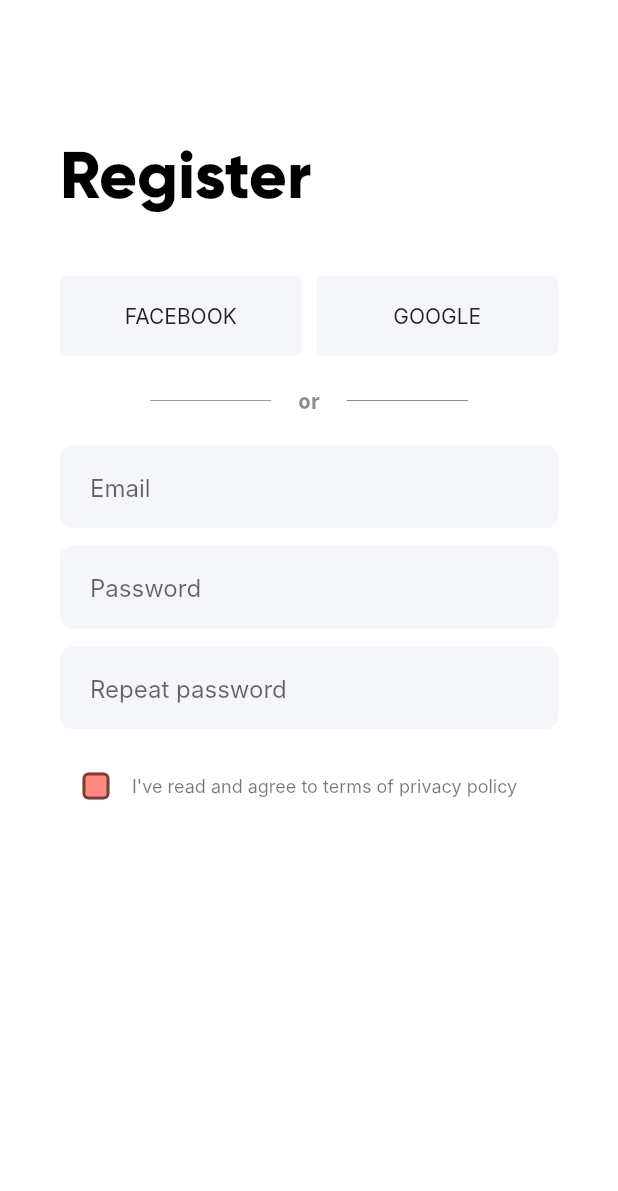
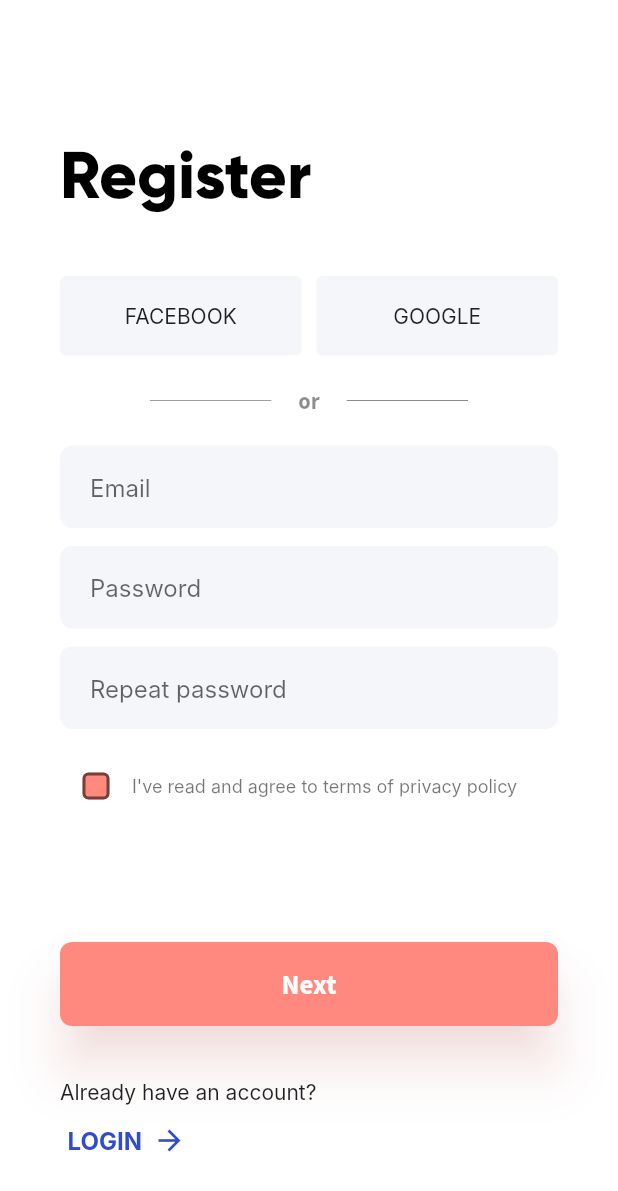
Before and after one commit to JakubWolak/dividely, a Flutter app: the screen it shows after launch, on a phone screen of 412 x 824 dp. Shown: the top 1191 px of the screen. Run offline on Flutter 3.47's test engine with Material 2 defaults, Android fonts, the phone set to English and light mode, and no system bars; our stand-ins replace bloc, flutter_bloc; generated files the repository leaves out were written again; Roboto replaces fonts that are missing (Inter).

Commit message:
finished register view

```diff
--- a/lib/auth/register/view/register_view.dart
+++ b/lib/auth/register/view/register_view.dart
@@ -1,5 +1,6 @@
 import 'package:flutter/material.dart';
 
+import '../../../common_widgets/buttons/big_button.dart';
 import '../../../common_widgets/buttons/login_method_button.dart';
 import '../../../common_widgets/inputs/text_input.dart';
 
@@ -39,7 +40,7 @@ class _RegisterViewState extends State<RegisterView> {
           top: 90,
           left: 40,
           right: 40,
-          bottom: 45,
+          bottom: 40,
         ),
         color: Colors.white,
         child: Column(
@@ -148,7 +149,47 @@ class _RegisterViewState extends State<RegisterView> {
                   child: const Text(
                     "I've read and agree to terms of privacy policy",
                     style: TextStyle(
-                        fontSize: 12, fontFamily: 'Inter', color: Colors.black54),
+                        fontSize: 12,
+                        fontFamily: 'Inter',
+                        color: Colors.black54),
+                  ),
+                ),
+              ],
+            ),
+            const SizedBox(
+              height: 80,
+            ),
+            BigButton(
+              text: 'Next',
+              onPressed: () {},
+              primaryColor: ButtonColor.orange,
+            ),
+            const Spacer(),
+            Column(
+              crossAxisAlignment: CrossAxisAlignment.start,
+              children: [
+                const Text(
+                  'Already have an account?',
+                  style: TextStyle(
+                      fontSize: 14, fontFamily: 'Inter', color: Colors.black87),
+                ),
+                TextButton.icon(
+                  onPressed: () {},
+                  icon: const Text('LOGIN'),
+                  label: const Icon(
+                    Icons.arrow_forward,
+                    size: 22,
+                  ),
+                  style: TextButton.styleFrom(
+                    padding:
+                        const EdgeInsets.symmetric(horizontal: 5),
+                    backgroundColor: Colors.transparent,
+                    foregroundColor: const Color.fromRGBO(48, 75, 206, 1),
+                    textStyle: const TextStyle(
+                      fontSize: 16,
+                      fontFamily: 'Inter',
+                      fontWeight: FontWeight.bold,
+                    ),
                   ),
                 ),
               ],
--- /dev/null
+++ b/lib/common_widgets/buttons/big_button.dart
@@ -0,0 +1,44 @@
+import 'package:flutter/cupertino.dart';
+import 'package:flutter/material.dart';
+
+enum ButtonColor { blue, orange }
+
+class BigButton extends StatelessWidget {
+  const BigButton({
+    super.key,
+    required this.primaryColor,
+    required this.text,
+    required this.onPressed,
+    this.disabled = false,
+  });
+
+  final ButtonColor primaryColor;
+  final String text;
+  final void Function() onPressed;
+  final bool disabled;
+
+  @override
+  Widget build(BuildContext context) {
+    return ElevatedButton(
+      onPressed: disabled ? null : onPressed,
+      style: ElevatedButton.styleFrom(
+          minimumSize: const Size.fromHeight(56),
+          elevation: 15,
+          backgroundColor: primaryColor == ButtonColor.orange
+              ? const Color.fromRGBO(255, 137, 126, 1)
+              : const Color.fromRGBO(1, 1, 1, 1),
+          foregroundColor: Colors.white,
+          shadowColor: primaryColor == ButtonColor.orange
+              ? const Color.fromRGBO(255, 137, 126, 0.35)
+              : const Color.fromRGBO(255, 137, 6, 1),
+          shape: RoundedRectangleBorder(
+            borderRadius: BorderRadius.circular(8),
+          ),
+          textStyle: const TextStyle(
+            fontFamily: 'SourceSansProBold',
+            fontSize: 18,
+          )),
+      child: Text(text),
+    );
+  }
+}
```
